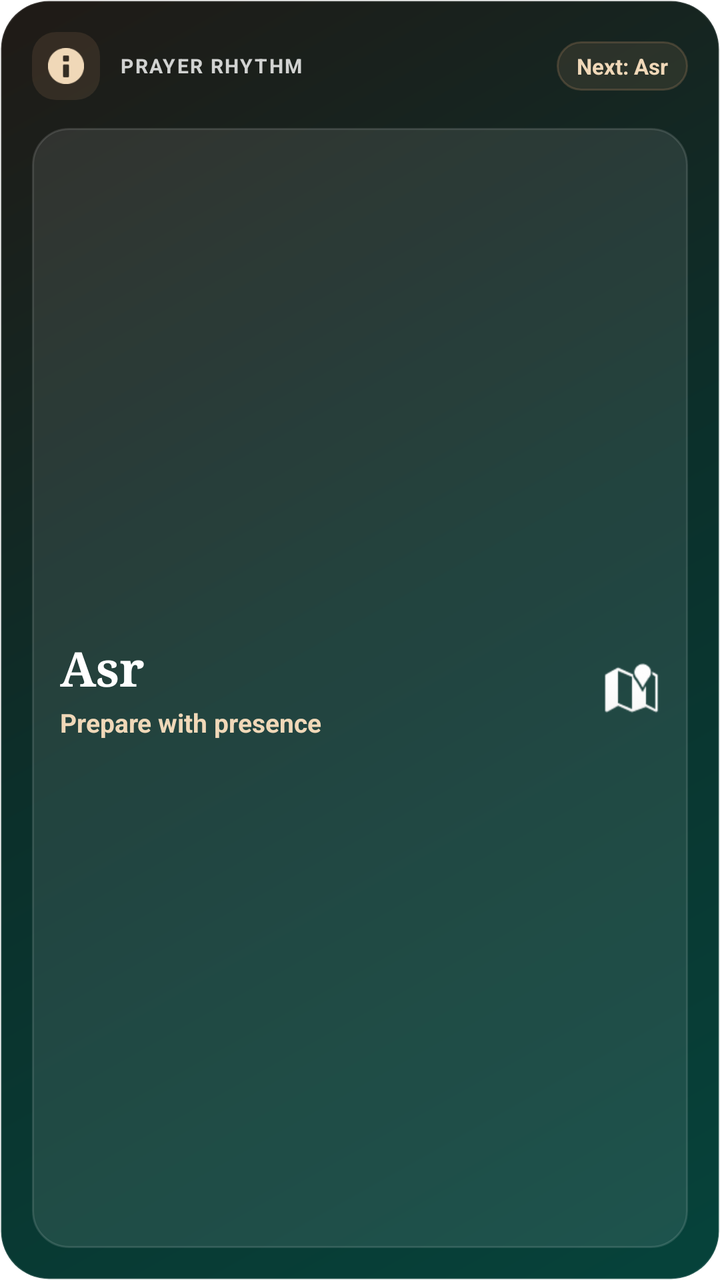
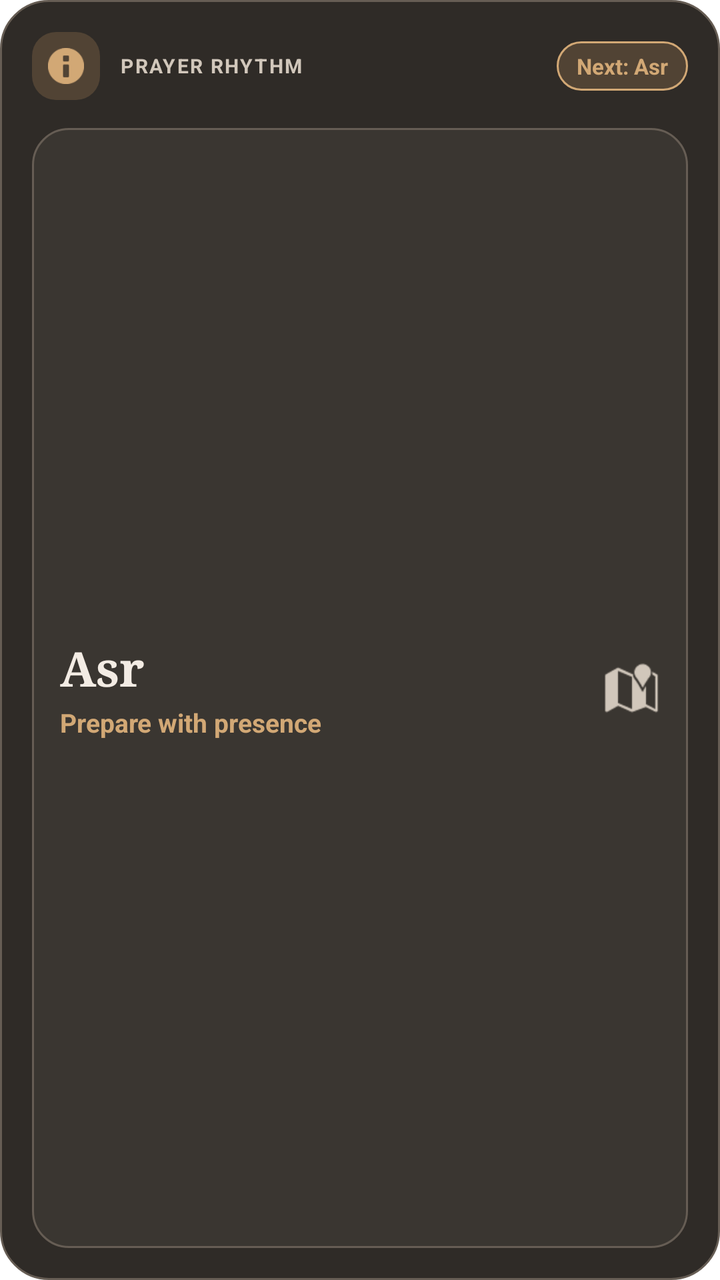

Two renders of the same Android screen: before a commit and after it. Below are the layout's source before the change and the commit's diff.
<!-- AndroidManifest.xml: fallback theme Theme.MaterialComponents.DayNight.NoActionBar -->
<!-- res/layout/mizan_next_prayer_widget.xml -->
<?xml version="1.0" encoding="utf-8"?>
<LinearLayout xmlns:android="http://schemas.android.com/apk/res/android"
    android:layout_width="match_parent"
    android:layout_height="match_parent"
    android:background="@drawable/widget_card_bg"
    android:gravity="center_vertical"
    android:orientation="vertical"
    android:padding="16dp">

    <LinearLayout
        android:layout_width="match_parent"
        android:layout_height="wrap_content"
        android:gravity="center_vertical"
        android:orientation="horizontal">

        <FrameLayout
            android:layout_width="34dp"
            android:layout_height="34dp"
            android:background="@drawable/widget_icon_bg">

            <ImageView
                android:layout_width="18dp"
                android:layout_height="18dp"
                android:layout_gravity="center"
            android:src="@android:drawable/ic_dialog_info"
            android:tint="#FFF0D8B8" />
        </FrameLayout>

        <TextView
            android:layout_width="0dp"
            android:layout_height="wrap_content"
            android:layout_marginStart="10dp"
            android:layout_weight="1"
            android:ellipsize="end"
            android:fontFamily="sans"
            android:letterSpacing="0.08"
            android:maxLines="1"
            android:text="PRAYER RHYTHM"
            android:textColor="#CCFFFFFF"
            android:textSize="10sp"
            android:textStyle="bold" />

        <TextView
            android:id="@+id/prayer_inline"
            android:layout_width="wrap_content"
            android:layout_height="wrap_content"
            android:background="@drawable/widget_chip_bg"
            android:ellipsize="end"
            android:maxLines="1"
            android:paddingStart="10dp"
            android:paddingTop="5dp"
            android:paddingEnd="10dp"
            android:paddingBottom="5dp"
            android:text="Next: Asr"
            android:textColor="#FFF0D8B8"
            android:textSize="11sp"
            android:textStyle="bold" />
    </LinearLayout>

    <LinearLayout
        android:layout_width="match_parent"
        android:layout_height="0dp"
        android:layout_marginTop="14dp"
        android:layout_weight="1"
        android:background="@drawable/widget_panel_bg"
        android:gravity="center_vertical"
        android:orientation="horizontal"
        android:padding="14dp">

        <LinearLayout
            android:layout_width="0dp"
            android:layout_height="wrap_content"
            android:layout_weight="1"
            android:orientation="vertical">

            <TextView
                android:id="@+id/prayer_name"
                android:layout_width="match_parent"
                android:layout_height="wrap_content"
                android:ellipsize="end"
                android:fontFamily="serif"
                android:maxLines="1"
                android:text="Asr"
                android:textColor="#FFFFFFFF"
                android:textSize="24sp"
                android:textStyle="bold" />

            <TextView
                android:id="@+id/prayer_countdown"
                android:layout_width="match_parent"
                android:layout_height="wrap_content"
                android:layout_marginTop="2dp"
                android:ellipsize="end"
                android:maxLines="1"
                android:text="Prepare with presence"
                android:textColor="#FFF0D8B8"
                android:textSize="13sp"
                android:textStyle="bold" />
        </LinearLayout>

        <ImageView
            android:layout_width="28dp"
            android:layout_height="28dp"
            android:layout_marginStart="10dp"
            android:src="@android:drawable/ic_dialog_map"
            android:tint="#CCFFFFFF" />
    </LinearLayout>
</LinearLayout>
<!-- resources referenced by this layout -->
<resources>
  <!-- drawable widget_card_bg (drawable) -->
  <?xml version="1.0" encoding="utf-8"?>
  <shape xmlns:android="http://schemas.android.com/apk/res/android">
      <gradient
          android:angle="135"
          android:startColor="#FF06433B"
          android:centerColor="#FF0B302B"
          android:endColor="#FF201A16" />
      <stroke
          android:width="1dp"
          android:color="#22FFFFFF" />
      <corners android:radius="24dp" />
  </shape>
  <!-- drawable widget_chip_bg (drawable) -->
  <?xml version="1.0" encoding="utf-8"?>
  <shape xmlns:android="http://schemas.android.com/apk/res/android">
      <solid android:color="#24B38964" />
      <stroke
          android:width="1dp"
          android:color="#44B38964" />
      <corners android:radius="999dp" />
  </shape>
  <!-- drawable widget_icon_bg (drawable) -->
  <?xml version="1.0" encoding="utf-8"?>
  <shape xmlns:android="http://schemas.android.com/apk/res/android">
      <solid android:color="#26B38964" />
      <corners android:radius="12dp" />
  </shape>
  <!-- drawable widget_panel_bg (drawable) -->
  <?xml version="1.0" encoding="utf-8"?>
  <shape xmlns:android="http://schemas.android.com/apk/res/android">
      <solid android:color="#18FFFFFF" />
      <stroke
          android:width="1dp"
          android:color="#20FFFFFF" />
      <corners android:radius="18dp" />
  </shape>
</resources>

<!-- the commit's change to res/layout/mizan_next_prayer_widget.xml (unified diff, before → after) -->
@@ -23,7 +23,7 @@
                 android:layout_height="18dp"
                 android:layout_gravity="center"
             android:src="@android:drawable/ic_dialog_info"
-            android:tint="#FFF0D8B8" />
+            android:tint="#FFD2A875" />
         </FrameLayout>
 
         <TextView
@@ -36,7 +36,7 @@
             android:letterSpacing="0.08"
             android:maxLines="1"
             android:text="PRAYER RHYTHM"
-            android:textColor="#CCFFFFFF"
+            android:textColor="#FFD1C7BB"
             android:textSize="10sp"
             android:textStyle="bold" />
 
@@ -52,7 +52,7 @@
             android:paddingEnd="10dp"
             android:paddingBottom="5dp"
             android:text="Next: Asr"
-            android:textColor="#FFF0D8B8"
+            android:textColor="#FFD2A875"
             android:textSize="11sp"
             android:textStyle="bold" />
     </LinearLayout>
@@ -81,7 +81,7 @@
                 android:fontFamily="serif"
                 android:maxLines="1"
                 android:text="Asr"
-                android:textColor="#FFFFFFFF"
+                android:textColor="#FFF3ECE4"
                 android:textSize="24sp"
                 android:textStyle="bold" />
 
@@ -93,7 +93,7 @@
                 android:ellipsize="end"
                 android:maxLines="1"
                 android:text="Prepare with presence"
-                android:textColor="#FFF0D8B8"
+                android:textColor="#FFD2A875"
                 android:textSize="13sp"
                 android:textStyle="bold" />
         </LinearLayout>
@@ -103,6 +103,6 @@
             android:layout_height="28dp"
             android:layout_marginStart="10dp"
             android:src="@android:drawable/ic_dialog_map"
-            android:tint="#CCFFFFFF" />
+            android:tint="#FFD1C7BB" />
     </LinearLayout>
 </LinearLayout>
<!-- resource entries referenced after the edit -->
@@ -3,38 +3,34 @@
   <!-- drawable widget_card_bg (drawable) -->
   <?xml version="1.0" encoding="utf-8"?>
   <shape xmlns:android="http://schemas.android.com/apk/res/android">
-      <gradient
-          android:angle="135"
-          android:startColor="#FF06433B"
-          android:centerColor="#FF0B302B"
-          android:endColor="#FF201A16" />
+      <solid android:color="#FF2F2B27" />
       <stroke
           android:width="1dp"
-          android:color="#22FFFFFF" />
+          android:color="#FF665D54" />
       <corners android:radius="24dp" />
   </shape>
   <!-- drawable widget_chip_bg (drawable) -->
   <?xml version="1.0" encoding="utf-8"?>
   <shape xmlns:android="http://schemas.android.com/apk/res/android">
-      <solid android:color="#24B38964" />
+      <solid android:color="#FF514334" />
       <stroke
           android:width="1dp"
-          android:color="#44B38964" />
+          android:color="#FFD2A875" />
       <corners android:radius="999dp" />
   </shape>
   <!-- drawable widget_icon_bg (drawable) -->
   <?xml version="1.0" encoding="utf-8"?>
   <shape xmlns:android="http://schemas.android.com/apk/res/android">
-      <solid android:color="#26B38964" />
+      <solid android:color="#FF514334" />
       <corners android:radius="12dp" />
   </shape>
   <!-- drawable widget_panel_bg (drawable) -->
   <?xml version="1.0" encoding="utf-8"?>
   <shape xmlns:android="http://schemas.android.com/apk/res/android">
-      <solid android:color="#18FFFFFF" />
+      <solid android:color="#FF3A3631" />
       <stroke
           android:width="1dp"
-          android:color="#20FFFFFF" />
+          android:color="#FF665D54" />
       <corners android:radius="18dp" />
   </shape>
 </resources>
